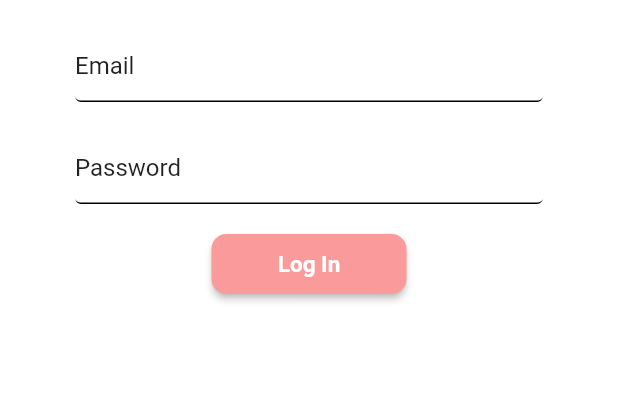
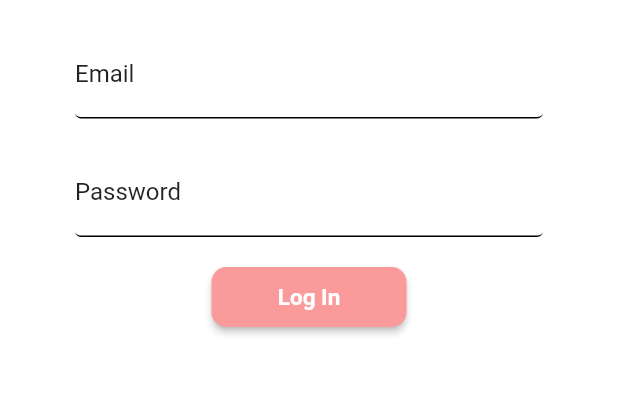
Before and after one commit to Zechst/Motherly, a Flutter app: the EmailSignIn screen opened by its route, on a phone screen of 412 x 824 dp, the part 405-800 px from its top. Run offline on Flutter 3.47's test engine with Material 2 defaults, Android fonts, the phone set to English and light mode, and no system bars; our stand-ins replace firebase_auth, flutter_spinkit, flutter_svg; missing offline and left inert: flutter_auth_buttons; accounts and stored records are empty.

Commit message:
chore: change hintText to labelText

```diff
--- a/lib/screens/authentication/emailsignin.dart
+++ b/lib/screens/authentication/emailsignin.dart
@@ -64,7 +64,7 @@ class _EmailSignInState extends State<EmailSignIn> {
                       children: <Widget>[
                         SizedBox(height: 20.0),
                         TextFormField(
-                            decoration: textInputDecoration.copyWith(hintText: 'Email'),
+                            decoration: textInputDecoration.copyWith(labelText: 'Email'),
                             validator: (val) =>
                                 val.isEmpty ? 'Enter a valid email' : null,
                             onChanged: (val) {
@@ -74,7 +74,8 @@ class _EmailSignInState extends State<EmailSignIn> {
                           height: 20.0,
                         ),
                         TextFormField(
-                            decoration: textInputDecoration.copyWith(hintText: 'Password'),
+
+                            decoration: textInputDecoration.copyWith(labelText: 'Password'),
                             validator: (val) => val.length < 8
                                 ? 'Please enter 8 characters or more'
                                 : null,
```
Also changed, not shown: lib/screens/authentication/register.dart (+20 -7 lines).
